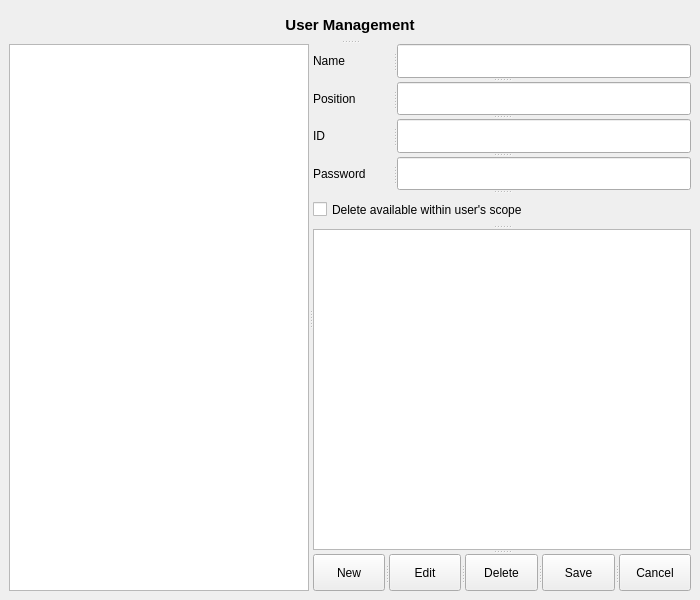
DY-Microfinance-Customer-Management/dymf-algorithm, file src/ui/setting/ui_user_management.ui: the form before one commit.
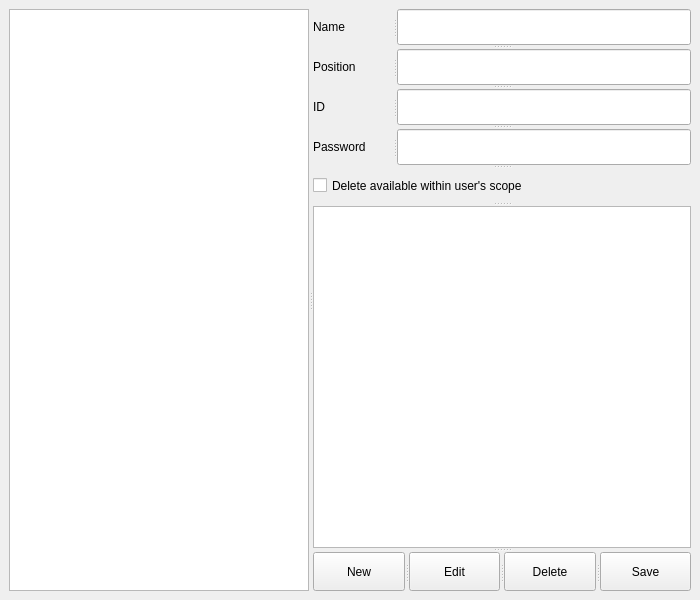
The form after the commit.

```diff
--- a/src/ui/setting/ui_user_management.ui
+++ b/src/ui/setting/ui_user_management.ui
@@ -38,21 +38,6 @@
       <property name="orientation">
        <enum>Qt::Vertical</enum>
       </property>
-      <widget class="QLabel" name="label">
-       <property name="font">
-        <font>
-         <pointsize>11</pointsize>
-         <weight>75</weight>
-         <bold>true</bold>
-        </font>
-       </property>
-       <property name="text">
-        <string>User Management</string>
-       </property>
-       <property name="alignment">
-        <set>Qt::AlignCenter</set>
-       </property>
-      </widget>
       <widget class="QSplitter" name="splitter_8">
        <property name="orientation">
         <enum>Qt::Horizontal</enum>
@@ -208,11 +193,6 @@
            <string>Save</string>
           </property>
          </widget>
-         <widget class="QPushButton" name="pushButton_5">
-          <property name="text">
-           <string>Cancel</string>
-          </property>
-         </widget>
         </widget>
        </widget>
       </widget>
```
Left out of the diff: 2 changed lines with no effect on the pictures.
